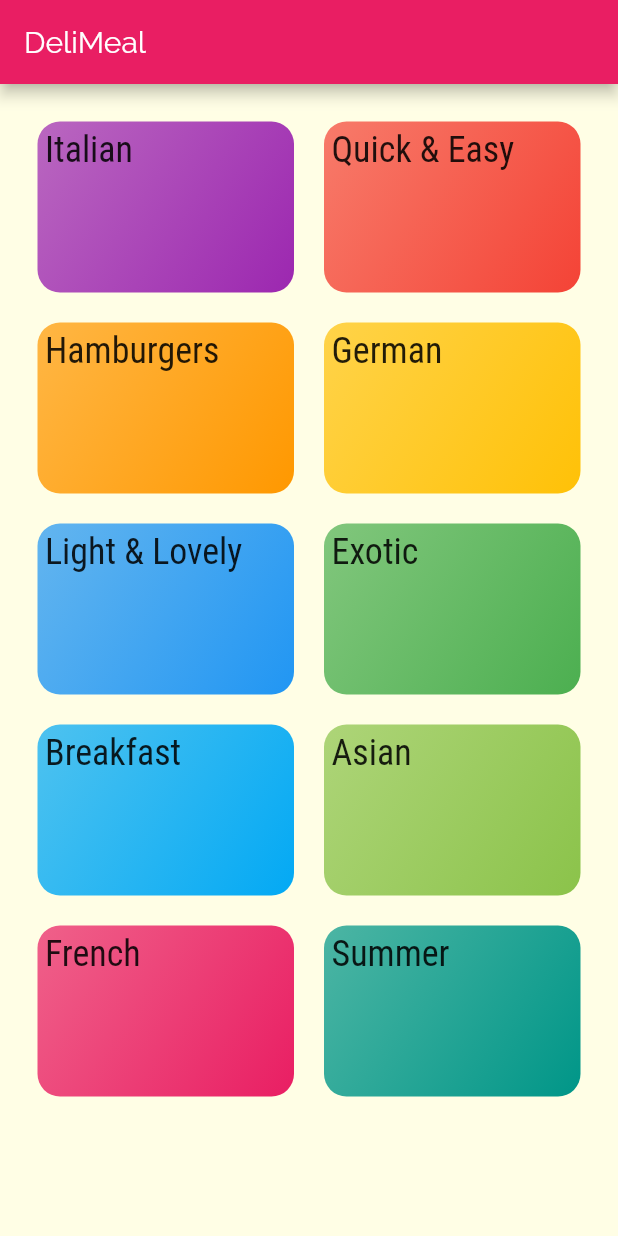
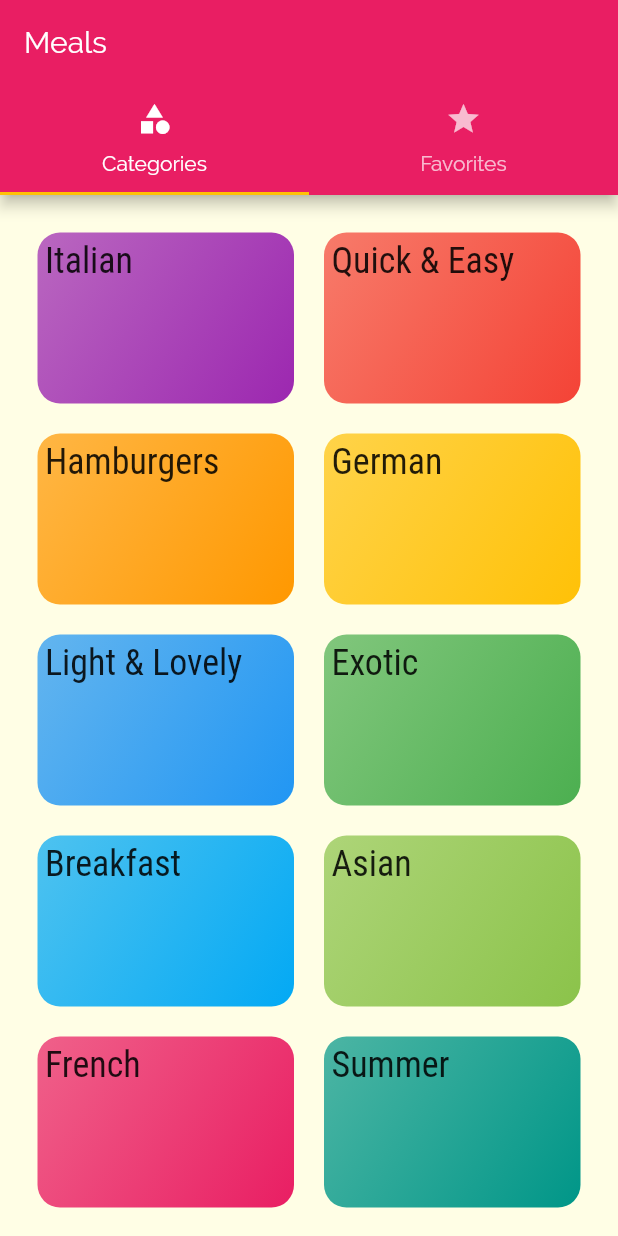
Before and after one commit to nischal08/meals_app, a Flutter app: the screen it shows after launch, on a phone screen of 412 x 824 dp. Run offline on Flutter 3.47's test engine with Material 2 defaults, Android fonts, the phone set to English and light mode, and no system bars.

```diff
--- a/lib/main.dart
+++ b/lib/main.dart
@@ -1,6 +1,8 @@
 import 'package:flutter/material.dart';
 import 'package:meals_app/screens/categories_screen.dart';
 import 'package:meals_app/screens/category_meals_screen.dart';
+import 'package:meals_app/screens/meal_detail_screen.dart';
+import 'package:meals_app/screens/tabs_screen.dart';
 
 void main() {
   runApp(MyApp());
@@ -29,8 +31,16 @@ class MyApp extends StatelessWidget {
       ),
 // initialRoute: '/',
       routes: {
-        CategoriesScreen.routeName: (context) => CategoriesScreen(),
-        CategoryMealsScreen.routeName: (context) => CategoryMealsScreen()
+        '/': (context) => TabsScreen(),
+        CategoryMealsScreen.routeName: (context) => CategoryMealsScreen(),
+        MealDetailScreen.routeName: (context) => MealDetailScreen(),
+      },
+      // onGenerateRoute: (settings) {
+      //   print(settings.arguments);
+      //   return MaterialPageRoute(builder: (context) => CategoriesScreen());
+      // },
+      onUnknownRoute: (settings) {
+        return MaterialPageRoute(builder: (context) => CategoriesScreen());
       },
     );
   }
--- a/lib/screens/categories_screen.dart
+++ b/lib/screens/categories_screen.dart
@@ -8,12 +8,8 @@ class CategoriesScreen extends StatelessWidget {
 
   @override
   Widget build(BuildContext context) {
-    return Scaffold(
-      appBar: AppBar(
-        title: Text('DeliMeal'),
-      ),
-      body: GridView(
-        padding:const EdgeInsets.all(25),
+    return GridView(
+      padding: const EdgeInsets.all(25),
       gridDelegate: SliverGridDelegateWithMaxCrossAxisExtent(
         maxCrossAxisExtent: 200,
         childAspectRatio: 3 / 2, //height = 200*(3/2)
@@ -24,10 +20,9 @@ class CategoriesScreen extends StatelessWidget {
           .map((catData) => CategoryItem(
                 title: catData.title,
                 color: catData.color,
-                  id:catData.id,
+                id: catData.id,
               ))
           .toList(),
-      ),
     );
   }
 }
--- a/lib/screens/category_meals_screen.dart
+++ b/lib/screens/category_meals_screen.dart
@@ -24,6 +24,7 @@ class CategoryMealsScreen extends StatelessWidget {
       body: ListView.builder(
         itemBuilder: (context, index) {
           return MealItem(
+            id: categoryMeals[index].id,
             title: categoryMeals[index].title,
             imageUrl: categoryMeals[index].imageUrl,
             duration: categoryMeals[index].duration,
--- /dev/null
+++ b/lib/screens/tabs_screen.dart
@@ -0,0 +1,40 @@
+import 'package:flutter/material.dart';
+import 'package:meals_app/screens/categories_screen.dart';
+import 'package:meals_app/screens/favorites_screen.dart';
+
+class TabsScreen extends StatefulWidget {
+  TabsScreen({Key key}) : super(key: key);
+
+  @override
+  _TabsScreenState createState() => _TabsScreenState();
+}
+
+class _TabsScreenState extends State<TabsScreen> {
+  @override
+  Widget build(BuildContext context) {
+    return DefaultTabController(
+      length: 2,
+      // initialIndex: 0,
+      child: Scaffold(
+        appBar: AppBar(
+          title: Text("Meals"),
+          bottom: TabBar(
+            tabs: [
+              Tab(
+                icon: Icon(Icons.category),
+                text: 'Categories',
+              ),
+              Tab(
+                icon: Icon(Icons.star),
+                text: 'Favorites',
+              ),
+            ],
+          ),
+        ),
+        body: TabBarView(
+          children: [CategoriesScreen(), FavoritesScreen()],
+        ),
+      ),
+    );
+  }
+}
```
Also changed, not shown: lib/screens/favorites_screen.dart (added, +12 -0 lines), lib/screens/meal_detail_screen.dart (added, +93 -0 lines), lib/widgets/meal_item.dart (+7 -3 lines). Lines whose indentation alone changed are shown as unchanged.
